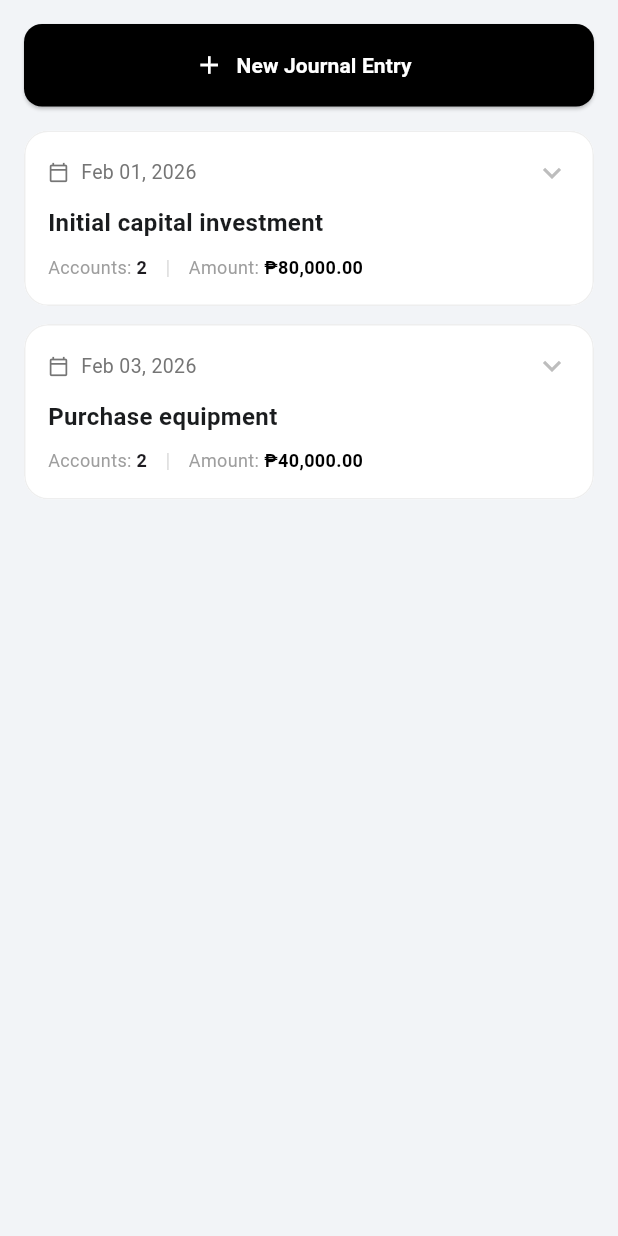
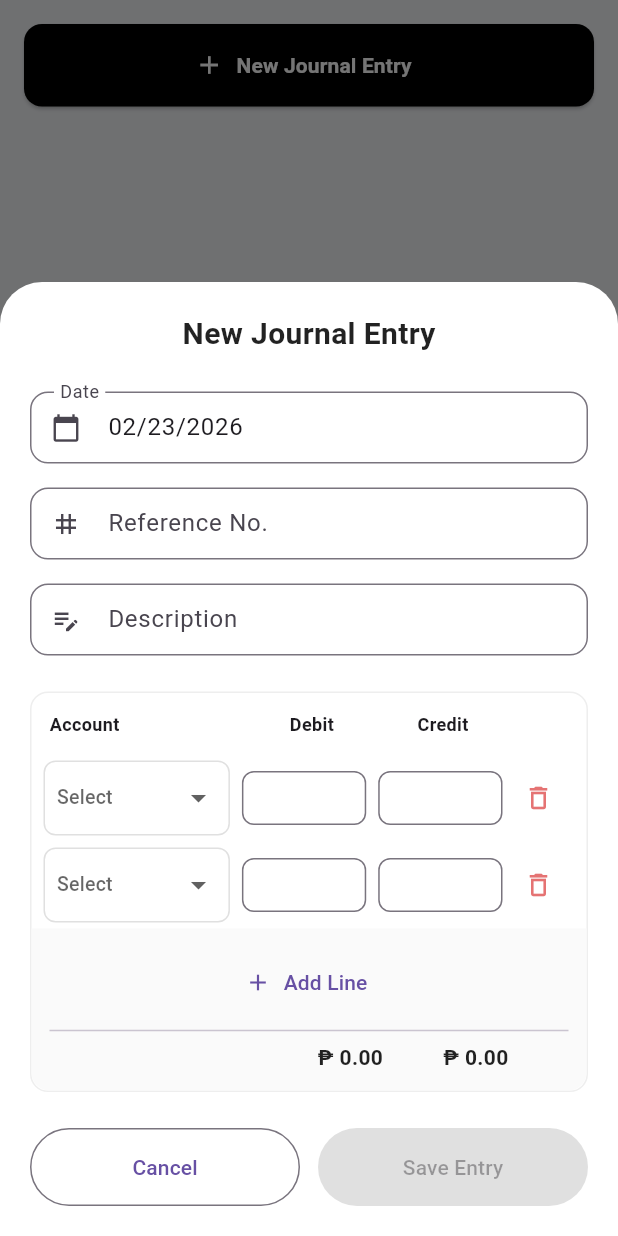
Before and after one commit to NaldCapuno/bookify, a Flutter app: the JournalScreen widget shown alone on an empty page, opened directly, after a tap on "New Journal Entry", on a phone screen of 412 x 824 dp. Run offline on Flutter 3.47's test engine with Material 3 defaults, Android fonts, the light colour scheme and no system bars; our stand-ins replace drift, drift_flutter, flutter_svg; accounts and stored records are empty; generated files the repository leaves out were written again.

Commit message:
Add new transaction modal for new entry Integrate database for add transaction Remove hardcoded data; replace with data in the database

```diff
--- a/lib/core/database/app_database.dart
+++ b/lib/core/database/app_database.dart
@@ -1,3 +1,4 @@
+import 'package:bookkeeping/core/database/daos/journal_entry_daos.dart';
 import 'package:bookkeeping/core/database/db_migration.dart';
 import 'package:bookkeeping/core/database/tables/transactions_table.dart';
 import 'package:bookkeeping/core/database/tables/journal_table.dart';
@@ -13,13 +14,13 @@ part 'app_database.g.dart';
 @DriftDatabase(
   // TODO: Register the tables and DAOs here
   tables: [AccountCategories, Accounts, Journals, Transactions],
-  // daos: [],
+  daos: [JournalEntryDao],
 )
 class AppDatabase extends _$AppDatabase {
   AppDatabase() : super(driftDatabase(name: 'app_db'));
 
   @override
-  int get schemaVersion => 3; // TODO: Don't forget to increase this. (int only)
+  int get schemaVersion => 6; // TODO: Don't forget to increase this. (int only)
 
   @override
   MigrationStrategy get migration => buildMigrationStrategy(this);
--- a/lib/core/database/daos/journal_entry_daos.dart
+++ b/lib/core/database/daos/journal_entry_daos.dart
@@ -0,0 +1,97 @@
+import 'package:drift/drift.dart';
+import '../app_database.dart';
+import '../tables/journal_table.dart';
+import '../tables/transactions_table.dart';
+import '../tables/accounts_table.dart';
+
+part 'journal_entry_daos.g.dart';
+
+// 1. Add this class at the top of your DAO file (outside the main class)
+class JournalSummary {
+  final Journal journal;
+  final int accountCount;
+  final double totalAmount;
+
+  JournalSummary({
+    required this.journal,
+    required this.accountCount,
+    required this.totalAmount,
+  });
+}
+
+@DriftAccessor(tables: [Journals, Transactions, Accounts])
+class JournalEntryDao extends DatabaseAccessor<AppDatabase>
+    with _$JournalEntryDaoMixin {
+  JournalEntryDao(super.db);
+
+  Stream<List<JournalSummary>> watchJournalSummaries() {
+    // Define our SQL aggregate functions
+    final accountCount = transactions.accountId.count();
+    final totalAmount = transactions.debit.sum();
+
+    // Create the joined query
+    final query = select(journals).join([
+      innerJoin(transactions, transactions.journalId.equalsExp(journals.id)),
+    ]);
+
+    // Group by the Journal ID so we don't get duplicate rows
+    query.groupBy([journals.id]);
+
+    // Order from newest to oldest
+    query.orderBy([OrderingTerm.desc(journals.createdAt)]);
+
+    // Tell Drift to calculate our Count and Sum
+    query.addColumns([accountCount, totalAmount]);
+
+    // Watch the stream and map the SQL rows to our new JournalSummary class
+    return query.watch().map((rows) {
+      return rows.map((row) {
+        return JournalSummary(
+          journal: row.readTable(journals),
+          accountCount: row.read(accountCount) ?? 0,
+          totalAmount: row.read(totalAmount) ?? 0.0,
+        );
+      }).toList();
+    });
+  }
+
+  // 1. Fetch active accounts for your dropdown menu
+  Future<List<Account>> getActiveAccounts() {
+    return (select(accounts)..where((a) => a.isActive.equals(true))).get();
+  }
+
+  // 2. Save the Journal and its lines safely
+  Future<void> insertFullJournalEntry({
+    required DateTime date,
+    required String description,
+    String? referenceNo,
+    required List<TransactionsCompanion> lines,
+  }) async {
+    // Using a transaction block ensures that if saving a line fails,
+    // the whole journal entry is rolled back. No orphaned data!
+    await transaction(() async {
+      // A. Insert the main Journal record
+      final journalId = await into(journals).insert(
+        JournalsCompanion.insert(
+          date: date,
+          description: description,
+          referenceNo: Value(referenceNo),
+        ),
+      );
+
+      // B. Insert all the transaction lines attached to that new Journal ID
+      for (var line in lines) {
+        await into(transactions).insert(
+          // We use copyWith to inject the newly generated journalId
+          line.copyWith(journalId: Value(journalId)),
+        );
+      }
+    });
+  }
+
+  Stream<List<Journal>> watchAllJournals() {
+    return (select(
+      journals,
+    )..orderBy([(t) => OrderingTerm.desc(t.createdAt)])).watch();
+  }
+}
--- /dev/null
+++ b/lib/features/journal/add_transaction.dart
@@ -0,0 +1,487 @@
+import 'package:bookkeeping/core/database/app_database.dart';
+import 'package:flutter/material.dart';
+import 'package:drift/drift.dart' as drift;
+import 'package:intl/intl.dart';
+
+class JournalLine {
+  int? accountId;
+  double debit;
+  double credit;
+
+  JournalLine({this.accountId, this.debit = 0.0, this.credit = 0.0});
+}
+
+class AddJournalEntryForm extends StatefulWidget {
+  const AddJournalEntryForm({super.key});
+
+  @override
+  State<AddJournalEntryForm> createState() => _AddJournalEntryFormState();
+}
+
+class _AddJournalEntryFormState extends State<AddJournalEntryForm> {
+  double totalDebit = 0.0;
+  double totalCredit = 0.0;
+  List<JournalLine> lines = [JournalLine(), JournalLine()];
+
+  final TextEditingController _refNoController = TextEditingController();
+  final TextEditingController _descController = TextEditingController();
+
+  // NEW: Controller for the Date Field
+  final TextEditingController _dateController = TextEditingController();
+  DateTime _selectedDate = DateTime.now();
+
+  // NEW: State variables for accounts
+  List<Account> _availableAccounts = [];
+  bool _isLoadingAccounts = true;
+
+  @override
+  void initState() {
+    super.initState();
+    // Initialize the date field with today's date
+    _dateController.text = DateFormat('MM/dd/yyyy').format(_selectedDate);
+    // Fetch accounts from the database
+    _loadAccounts();
+  }
+
+  // NEW: Fetch accounts from SQLite
+  Future<void> _loadAccounts() async {
+    try {
+      final accounts = await appDb.journalEntryDao.getActiveAccounts();
+      if (mounted) {
+        setState(() {
+          _availableAccounts = accounts;
+          _isLoadingAccounts = false;
+        });
+      }
+    } catch (e) {
+      debugPrint("Error loading accounts: $e");
+      if (mounted) setState(() => _isLoadingAccounts = false);
+    }
+  }
+
+  // NEW: Modern Date Picker Logic
+  Future<void> _pickDate() async {
+    final DateTime? picked = await showDatePicker(
+      context: context,
+      initialDate: _selectedDate,
+      firstDate: DateTime(2000), // How far back they can scroll
+      lastDate: DateTime(2100), // How far forward they can scroll
+      builder: (context, child) {
+        // Optional: Customize the calendar colors here if you want it to match your dark slate theme
+        return Theme(
+          data: Theme.of(context).copyWith(
+            colorScheme: const ColorScheme.light(
+              primary: Colors.blueGrey, // Header background color
+              onPrimary: Colors.white, // Header text color
+              onSurface: Colors.black, // Body text color
+            ),
+          ),
+          child: child!,
+        );
+      },
+    );
+
+    if (picked != null && picked != _selectedDate) {
+      setState(() {
+        _selectedDate = picked;
+        _dateController.text = DateFormat('MM/dd/yyyy').format(picked);
+      });
+    }
+  }
+
+  @override
+  void dispose() {
+    _refNoController.dispose();
+    _descController.dispose();
+    _dateController.dispose(); // Don't forget to dispose the new controller
+    super.dispose();
+  }
+
+  void _calculateTotals() {
+    setState(() {
+      totalDebit = lines.fold(0, (sum, item) => sum + item.debit);
+      totalCredit = lines.fold(0, (sum, item) => sum + item.credit);
+    });
+  }
+
+  Future<void> _saveEntry() async {
+    // 1. Validate the description is not empty (since your DB requires min 1 char)
+    if (_descController.text.trim().isEmpty) {
+      ScaffoldMessenger.of(context).showSnackBar(
+        const SnackBar(
+          content: Text(
+            'Please enter a description.',
+            style: TextStyle(color: Colors.white),
+          ),
+        ),
+      );
+      return;
+    }
+
+    // 2. Filter out empty/incomplete lines (e.g., user added a line but didn't fill it)
+    final validLines = lines
+        .where(
+          (line) =>
+              line.accountId != null && (line.debit > 0 || line.credit > 0),
+        )
+        .toList();
+
+    if (validLines.isEmpty) return;
+
+    // 3. Map your UI 'JournalLine' into Drift's 'TransactionsCompanion'
+    final companionLines = validLines.map((line) {
+      // REMOVED .insert to avoid the required journalId error
+      return TransactionsCompanion(
+        // Everything must now be explicitly wrapped in drift.Value()
+        accountId: drift.Value(line.accountId!),
+        debit: drift.Value(line.debit),
+        credit: drift.Value(line.credit),
+      );
+    }).toList();
+
+    try {
+      // 4. Call the DAO method using your global appDb instance
+      await appDb.journalEntryDao.insertFullJournalEntry(
+        date: _selectedDate,
+        description: _descController.text.trim(),
+        referenceNo: _refNoController.text.trim().isEmpty
+            ? null
+            : _refNoController.text.trim(),
+        lines: companionLines,
+      );
+
+      // 5. Provide feedback and close the form
+      if (mounted) {
+        ScaffoldMessenger.of(context).showSnackBar(
+          const SnackBar(
+            content: Text('Journal entry saved safely!'),
+            backgroundColor: Colors.green,
+          ),
+        );
+
+        // Pass 'true' back to the parent screen so it knows to refresh the list
+        Navigator.pop(context, true);
+      }
+    } catch (e) {
+      debugPrint("Database Error: $e");
+      if (mounted) {
+        ScaffoldMessenger.of(context).showSnackBar(
+          SnackBar(
+            content: Text('Failed to save entry: $e'),
+            backgroundColor: Colors.red,
+          ),
+        );
+      }
+    }
+  }
+
+  @override
+  Widget build(BuildContext context) {
+    bool isBalanced = (totalDebit - totalCredit).abs() < 0.01 && totalDebit > 0;
+
+    return Container(
+      padding: EdgeInsets.only(
+        top: 20,
+        left: 20,
+        right: 20,
+        bottom: MediaQuery.of(context).viewInsets.bottom + 20,
+      ),
+      decoration: const BoxDecoration(
+        color: Colors.white,
+        borderRadius: BorderRadius.vertical(top: Radius.circular(28)),
+      ),
+      child: SingleChildScrollView(
+        child: Column(
+          crossAxisAlignment: CrossAxisAlignment.start,
+          mainAxisSize: MainAxisSize.min,
+          children: [
+            const Center(
+              child: Text(
+                "New Journal Entry",
+                style: TextStyle(
+                  fontSize: 20,
+                  fontWeight: FontWeight.bold,
+                  color: Colors.black87,
+                ),
+              ),
+            ),
+            const SizedBox(height: 24),
+
+            // UPDATED: Date field now uses the picker
+            _buildModernField(
+              label: "Date",
+              hint: "Select Date",
+              icon: Icons.calendar_today,
+              controller: _dateController,
+              readOnly: true, // Prevents keyboard from popping up
+              onTap: _pickDate, // Opens the calendar
+            ),
+            const SizedBox(height: 16),
+
+            _buildModernField(
+              label: "Reference No.",
+              hint: "Optional",
+              icon: Icons.tag,
+              controller: _refNoController,
+            ),
+            const SizedBox(height: 16),
+
+            _buildModernField(
+              label: "Description",
+              hint: "Transaction description",
+              icon: Icons.edit_note,
+              controller: _descController,
+            ),
+            const SizedBox(height: 24),
+
+            _buildEntryTable(),
+
+            const SizedBox(height: 24),
+
+            Row(
+              children: [
+                Expanded(
+                  child: OutlinedButton(
+                    onPressed: () => Navigator.pop(context),
+                    style: OutlinedButton.styleFrom(
+                      padding: const EdgeInsets.symmetric(vertical: 16),
+                    ),
+                    child: const Text("Cancel"),
+                  ),
+                ),
+                const SizedBox(width: 12),
+                Expanded(
+                  child: ElevatedButton(
+                    onPressed: isBalanced ? _saveEntry : null,
+                    style: ElevatedButton.styleFrom(
+                      backgroundColor: Colors.blueGrey[800],
+                      foregroundColor: Colors.white,
+                      disabledBackgroundColor: Colors.grey[300],
+                      padding: const EdgeInsets.symmetric(vertical: 16),
+                    ),
+                    child: const Text("Save Entry"),
+                  ),
+                ),
+              ],
+            ),
+          ],
+        ),
+      ),
+    );
+  }
+
+  // UPDATED: Added readOnly and onTap parameters
+  Widget _buildModernField({
+    required String label,
+    required String hint,
+    required IconData icon,
+    TextEditingController? controller,
+    bool readOnly = false,
+    VoidCallback? onTap,
+  }) {
+    return TextFormField(
+      controller: controller,
+      readOnly: readOnly,
+      onTap: onTap,
+      decoration: InputDecoration(
+        labelText: label,
+        hintText: hint,
+        prefixIcon: Icon(icon, size: 20),
+        border: OutlineInputBorder(borderRadius: BorderRadius.circular(12)),
+        contentPadding: const EdgeInsets.symmetric(
+          horizontal: 16,
+          vertical: 12,
+        ),
+      ),
+    );
+  }
+
+  Widget _buildEntryTable() {
+    return Container(
+      decoration: BoxDecoration(
+        borderRadius: BorderRadius.circular(12),
+        border: Border.all(color: Colors.grey[200]!),
+      ),
+      child: Column(
+        children: [
+          _buildRowHeader(),
+          ...List.generate(lines.length, (index) => _buildRowInput(index)),
+          _buildTableFooter(),
+        ],
+      ),
+    );
+  }
+
+  Widget _buildRowHeader() {
+    return const Padding(
+      padding: EdgeInsets.symmetric(vertical: 12.0, horizontal: 12.0),
+      child: Row(
+        children: [
+          Expanded(
+            flex: 3,
+            child: Text(
+              "Account",
+              style: TextStyle(fontWeight: FontWeight.bold, fontSize: 12),
+            ),
+          ),
+          Expanded(
+            flex: 2,
+            child: Center(
+              child: Text(
+                "Debit",
+                style: TextStyle(fontWeight: FontWeight.bold, fontSize: 12),
+              ),
+            ),
+          ),
+          Expanded(
+            flex: 2,
+            child: Center(
+              child: Text(
+                "Credit",
+                style: TextStyle(fontWeight: FontWeight.bold, fontSize: 12),
+              ),
+            ),
+          ),
+          SizedBox(width: 40),
+        ],
+      ),
+    );
+  }
+
+  Widget _buildRowInput(int index) {
+    return Padding(
+      padding: const EdgeInsets.symmetric(horizontal: 8.0, vertical: 4.0),
+      child: Row(
+        children: [
+          Expanded(
+            flex: 3,
+            child: Container(
+              padding: const EdgeInsets.symmetric(horizontal: 8),
+              decoration: BoxDecoration(
+                border: Border.all(color: Colors.grey[300]!),
+                borderRadius: BorderRadius.circular(8),
+              ),
+              // UPDATED: Dynamic Accounts Dropdown
+              child: _isLoadingAccounts
+                  ? const SizedBox(
+                      height: 48,
+                      child: Center(
+                        child: CircularProgressIndicator(strokeWidth: 2),
+                      ),
+                    )
+                  : DropdownButtonHideUnderline(
+                      child: DropdownButton<int>(
+                        hint: const Text(
+                          "Select",
+                          style: TextStyle(fontSize: 13),
+                        ),
+                        isExpanded: true,
+                        value: lines[index].accountId,
+                        // Map the database accounts to DropdownMenuItems
+                        items: _availableAccounts.map((account) {
+                          return DropdownMenuItem<int>(
+                            value: account.id,
+                            child: Text(
+                              account.name,
+                              style: const TextStyle(fontSize: 13),
+                              overflow: TextOverflow
+                                  .ellipsis, // Prevents long names from breaking UI
+                            ),
+                          );
+                        }).toList(),
+                        onChanged: (val) =>
+                            setState(() => lines[index].accountId = val),
+                      ),
+                    ),
+            ),
+          ),
+          const SizedBox(width: 8),
+          Expanded(
+            flex: 2,
+            child: _buildAmountInput(
+              onChanged: (val) {
+                lines[index].debit = double.tryParse(val) ?? 0;
+                _calculateTotals();
+              },
+            ),
+          ),
+          const SizedBox(width: 8),
+          Expanded(
+            flex: 2,
+            child: _buildAmountInput(
+              onChanged: (val) {
+                lines[index].credit = double.tryParse(val) ?? 0;
+                _calculateTotals();
+              },
+            ),
+          ),
+          IconButton(
+            icon: Icon(Icons.delete_outline, color: Colors.red[300], size: 20),
+            onPressed: lines.length > 2
+                ? () => setState(() {
+                    lines.removeAt(index);
+                    _calculateTotals();
+                  })
+                : null,
+          ),
+        ],
+      ),
+    );
+  }
+
+  Widget _buildAmountInput({required Function(String) onChanged}) {
+    return TextField(
+      keyboardType: const TextInputType.numberWithOptions(decimal: true),
+      textAlign: TextAlign.center,
+      style: const TextStyle(fontSize: 13),
+      decoration: InputDecoration(
+        contentPadding: const EdgeInsets.symmetric(vertical: 8),
+        border: OutlineInputBorder(borderRadius: BorderRadius.circular(8)),
+        isDense: true,
+      ),
+      onChanged: onChanged,
+    );
+  }
+
+  Widget _buildTableFooter() {
+    bool isBalanced = (totalDebit - totalCredit).abs() < 0.01 && totalDebit > 0;
+    return Container(
+      padding: const EdgeInsets.all(12),
+      decoration: BoxDecoration(
+        color: Colors.grey[50],
+        borderRadius: const BorderRadius.vertical(bottom: Radius.circular(12)),
+      ),
+      child: Column(
+        children: [
+          TextButton.icon(
+            onPressed: () => setState(() => lines.add(JournalLine())),
+            icon: const Icon(Icons.add, size: 18),
+            label: const Text("Add Line"),
+          ),
+          const Divider(),
+          Row(
+            mainAxisAlignment: MainAxisAlignment.end,
+            children: [
+              Text(
+                "₱ ${totalDebit.toStringAsFixed(2)}",
+                style: TextStyle(
+                  fontWeight: FontWeight.bold,
+                  color: isBalanced ? Colors.green : Colors.black87,
+                ),
+              ),
+              const SizedBox(width: 40),
+              Text(
+                "₱ ${totalCredit.toStringAsFixed(2)}",
+                style: TextStyle(
+                  fontWeight: FontWeight.bold,
+                  color: isBalanced ? Colors.green : Colors.black87,
+                ),
+              ),
+              const SizedBox(width: 40),
+            ],
+          ),
+        ],
+      ),
+    );
+  }
+}
--- a/lib/features/journal/journal_screen.dart
+++ b/lib/features/journal/journal_screen.dart
@@ -1,39 +1,100 @@
+import 'package:bookkeeping/core/database/app_database.dart';
+import 'package:bookkeeping/core/database/daos/journal_entry_daos.dart';
+import 'package:bookkeeping/features/journal/add_transaction.dart';
+import 'package:intl/intl.dart';
 import 'package:flutter/material.dart';
 
 class JournalScreen extends StatelessWidget {
   const JournalScreen({super.key});
 
+  void _openAddTransaction(BuildContext context) {
+    showModalBottomSheet(
+      context: context,
+      isScrollControlled: true,
+      backgroundColor: Colors.transparent,
+      builder: (context) => const AddJournalEntryForm(),
+    );
+  }
+
   @override
   Widget build(BuildContext context) {
-    return ListView(
-      padding: const EdgeInsets.all(16.0),
+    return Column(
       children: [
-        _buildNewEntryButton(),
-        const SizedBox(height: 16),
-        const JournalEntryCard(
-          id: '1',
-          date: 'Feb 01, 2026',
-          title: 'Initial capital investment',
-          accounts: 2,
-          amount: '80,000.00',
+        // 1. The New Entry Button fixed at the top
+        Padding(
+          padding: const EdgeInsets.all(16.0),
+          child: _buildNewEntryButton(context),
         ),
-        const JournalEntryCard(
-          id: '1',
-          date: 'Feb 03, 2026',
-          title: 'Purchase equipment',
-          accounts: 2,
-          amount: '40,000.00',
+
+        // 2. The Dynamic List of Entries
+        Expanded(
+          // 1. Change the type to List<JournalSummary>
+          child: StreamBuilder<List<JournalSummary>>(
+            // 2. Listen to our new powerful joined query
+            stream: appDb.journalEntryDao.watchJournalSummaries(),
+            builder: (context, snapshot) {
+              if (snapshot.connectionState == ConnectionState.waiting) {
+                return const Center(child: CircularProgressIndicator());
+              }
+
+              if (snapshot.hasError) {
+                return Center(child: Text('Error: ${snapshot.error}'));
+              }
+
+              final summaryList = snapshot.data ?? [];
+
+              if (summaryList.isEmpty) {
+                return const Center(
+                  child: Text(
+                    'No journal entries yet. Tap above to create one!',
+                    style: TextStyle(color: Colors.grey),
+                  ),
+                );
+              }
+
+              return ListView.builder(
+                padding: const EdgeInsets.symmetric(horizontal: 16.0),
+                itemCount: summaryList.length,
+                itemBuilder: (context, index) {
+                  // 'summary' now holds the Journal AND the computed totals
+                  final summary = summaryList[index];
+
+                  final dateString = DateFormat(
+                    'MMM dd, yyyy',
+                  ).format(summary.journal.date);
+
+                  // Format the amount with commas (e.g., 80000.0 becomes "80,000.00")
+                  final formattedAmount = NumberFormat(
+                    '#,##0.00',
+                  ).format(summary.totalAmount);
+
+                  return Padding(
+                    padding: const EdgeInsets.only(bottom: 16.0),
+                    child: JournalEntryCard(
+                      id: summary.journal.id.toString(),
+                      date: dateString,
+                      title: summary.journal.description,
+
+                      // 3. Inject the live calculated data directly into your card!
+                      accounts: summary.accountCount,
+                      amount: formattedAmount,
+                    ),
+                  );
+                },
+              );
+            },
+          ),
         ),
       ],
     );
   }
 
-  Widget _buildNewEntryButton() {
+  Widget _buildNewEntryButton(BuildContext context) {
     return SizedBox(
       width: double.infinity,
       height: 55,
       child: ElevatedButton.icon(
-        onPressed: () {},
+        onPressed: () => _openAddTransaction(context),
         icon: const Icon(Icons.add, color: Colors.white, size: 20),
         label: const Text(
           'New Journal Entry',
--- a/pubspec.yaml
+++ b/pubspec.yaml
@@ -18,6 +18,7 @@ dependencies:
   path_provider: ^2.1.5
   path: ^1.9.1
   shared_preferences: ^2.5.4
+  intl: ^0.20.2
 
 dev_dependencies:
   flutter_test:
```
Also changed, not shown: lib/core/database/app_database.g.dart, lib/core/database/daos/journal_entry_daos.g.dart (added), pubspec.lock.
